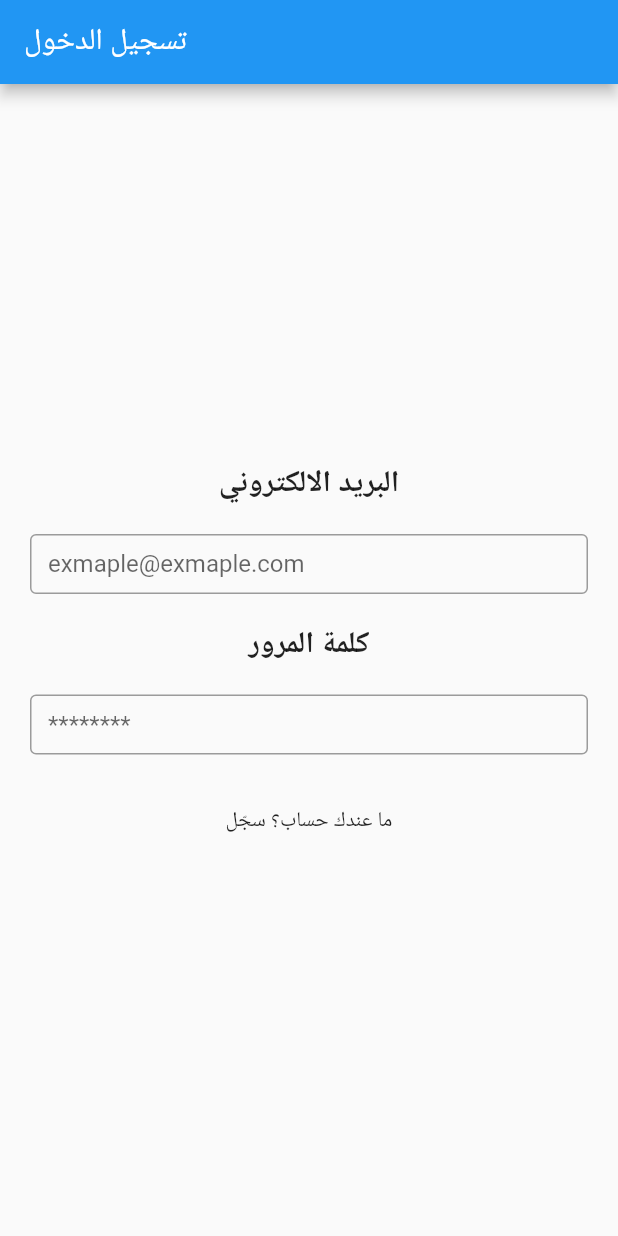
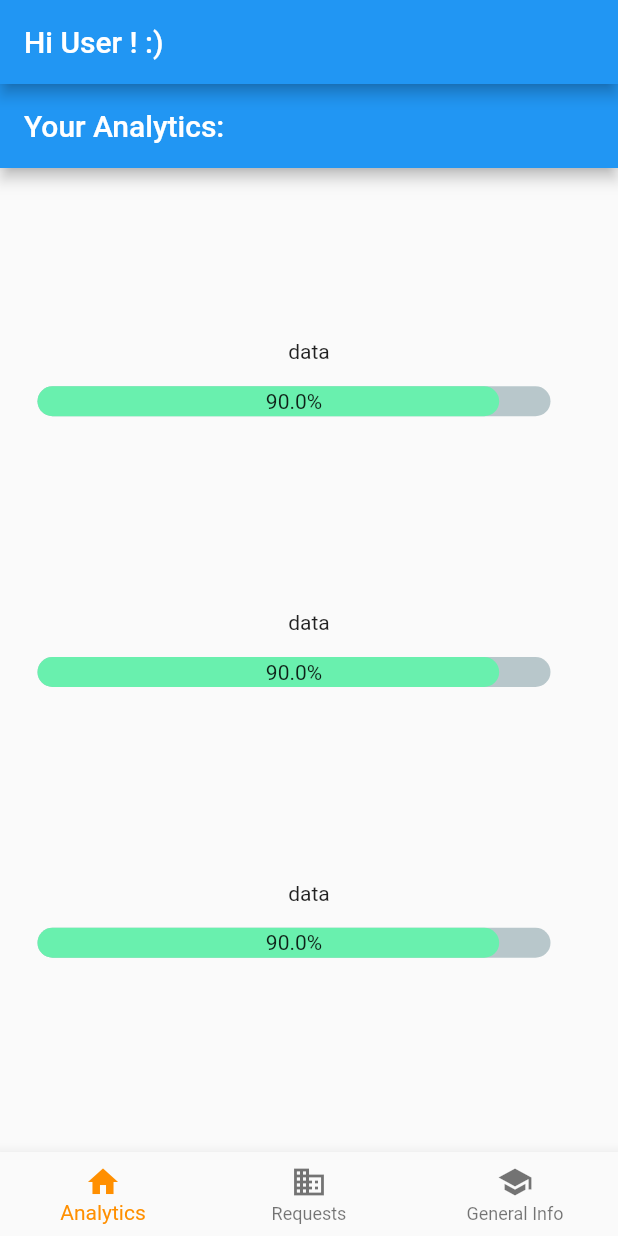
Before and after one commit to nawafalomari/AamenApp, a Flutter app: the screen it shows after launch, on a phone screen of 412 x 824 dp. Run offline on Flutter 3.47's test engine with Material 2 defaults, Android fonts, the phone set to English and light mode, and no system bars; drawn by our look-alikes of percent_indicator; our stand-ins replace cloud_firestore; accounts and stored records are empty.

Commit message:
screens added

```diff
--- a/lib/main.dart
+++ b/lib/main.dart
@@ -1,5 +1,8 @@
 import 'package:aamen/screens/LoginScreen.dart';
 import 'package:flutter/material.dart';
+import 'package:cloud_firestore/cloud_firestore.dart';
+import 'package:aamen/screens/paitentHome.dart';
+FirebaseFirestore firestore = FirebaseFirestore.instance;
 
 void main() {
   runApp(AamenMain());
@@ -11,7 +14,7 @@ class AamenMain extends StatelessWidget {
   @override
   Widget build(BuildContext context) {
     return MaterialApp(
-      home: LoginScreen(),
+      home: paitentHome(),
     );
   }
 }
--- /dev/null
+++ b/lib/screens/analytics.dart
@@ -0,0 +1,79 @@
+import 'package:percent_indicator/percent_indicator.dart';
+import 'package:flutter/material.dart';
+
+class analytics extends StatefulWidget {
+  const analytics({Key? key}) : super(key: key);
+
+  @override
+  _analyticsState createState() => _analyticsState();
+}
+
+class _analyticsState extends State<analytics> {
+  @override
+  @override
+  Widget build(BuildContext context) {
+    return Scaffold(
+      appBar: new AppBar(
+        title: new Text("Your Analytics: "),
+      ),
+      body: Center(
+          child: Column(
+              // main col
+              mainAxisAlignment: MainAxisAlignment.spaceEvenly,
+              children: <Widget>[
+            //children of main col
+            Container(
+                child: Column(children: [
+              Text("data"),
+              Padding(
+                padding: EdgeInsets.all(15.0),
+                child: new LinearPercentIndicator(
+                  width: MediaQuery.of(context).size.width - 50,
+                  animation: true,
+                  lineHeight: 20.0,
+                  animationDuration: 2000,
+                  percent: 0.9,
+                  center: Text("90.0%"),
+                  linearStrokeCap: LinearStrokeCap.roundAll,
+                  progressColor: Colors.greenAccent,
+                ),
+              )
+            ])),
+            Container(
+                child: Column(children: [
+              Text("data"),
+              Padding(
+                padding: EdgeInsets.all(15.0),
+                child: new LinearPercentIndicator(
+                  width: MediaQuery.of(context).size.width - 50,
+                  animation: true,
+                  lineHeight: 20.0,
+                  animationDuration: 2000,
+                  percent: 0.9,
+                  center: Text("90.0%"),
+                  linearStrokeCap: LinearStrokeCap.roundAll,
+                  progressColor: Colors.greenAccent,
+                ),
+              )
+            ])),
+            Container(
+                child: Column(children: [
+              Text("data"),
+              Padding(
+                padding: EdgeInsets.all(15.0),
+                child: new LinearPercentIndicator(
+                  width: MediaQuery.of(context).size.width - 50,
+                  animation: true,
+                  lineHeight: 20.0,
+                  animationDuration: 2000,
+                  percent: 0.9,
+                  center: Text("90.0%"),
+                  linearStrokeCap: LinearStrokeCap.roundAll,
+                  progressColor: Colors.greenAccent,
+                ),
+              )
+            ])),
+          ])),
+    );
+  }
+}
--- /dev/null
+++ b/lib/screens/paitentHome.dart
@@ -0,0 +1,86 @@
+/// Flutter code sample for BottomNavigationBar
+
+// This example shows a [BottomNavigationBar] as it is used within a [Scaffold]
+// widget. The [BottomNavigationBar] has three [BottomNavigationBarItem]
+// widgets, which means it defaults to [BottomNavigationBarType.fixed], and
+// the [currentIndex] is set to index 0. The selected item is
+// amber. The `_onItemTapped` function changes the selected item's index
+// and displays a corresponding message in the center of the [Scaffold].
+
+import 'package:aamen/screens/generalInfo.dart';
+import 'package:aamen/screens/requests.dart';
+import 'package:flutter/material.dart';
+import 'package:aamen/screens/analytics.dart';
+
+void main() => runApp(const paitentHome());
+
+/// This is the main application widget.
+class paitentHome extends StatelessWidget {
+  const paitentHome({Key? key}) : super(key: key);
+
+  static const String _title = 'Flutter Code Sample';
+
+  @override
+  Widget build(BuildContext context) {
+    return const MaterialApp(
+      title: _title,
+      home: MyStatefulWidget(),
+    );
+  }
+}
+
+/// This is the stateful widget that the main application instantiates.
+class MyStatefulWidget extends StatefulWidget {
+  const MyStatefulWidget({Key? key}) : super(key: key);
+
+  @override
+  State<MyStatefulWidget> createState() => _MyStatefulWidgetState();
+}
+
+/// This is the private State class that goes with MyStatefulWidget.
+class _MyStatefulWidgetState extends State<MyStatefulWidget> {
+  int _selectedIndex = 0;
+  static const TextStyle optionStyle =
+      TextStyle(fontSize: 30, fontWeight: FontWeight.bold);
+  static const List<Widget> _widgetOptions = <Widget>[
+    analytics(),requests(),
+
+  ];
+
+  void _onItemTapped(int index) {
+    setState(() {
+      _selectedIndex = index;
+    });
+  }
+
+  @override
+  Widget build(BuildContext context) {
+    return Scaffold(
+      appBar: AppBar(
+        title: const Text('Hi User ! :) '),
+      ),
+      body: Center(
+        child: _widgetOptions.elementAt(_selectedIndex),
+      ),
+      bottomNavigationBar: BottomNavigationBar(
+        items: const <BottomNavigationBarItem>[
+          BottomNavigationBarItem(
+            icon: Icon(Icons.home),
+            label: 'Analytics',
+          ),
+          BottomNavigationBarItem(
+            icon: Icon(Icons.business),
+            label: 'Requests',
+          ),
+          BottomNavigationBarItem(
+            icon: Icon(Icons.school),
+            label: 'General Info',
+          ),
+        ],
+        currentIndex: _selectedIndex,
+        selectedItemColor: Colors.amber[800],
+        onTap: _onItemTapped,
+      ),
+    );
+  }
+}
--- a/pubspec.yaml
+++ b/pubspec.yaml
@@ -32,6 +32,7 @@ dependencies:
   firebase_core: ^1.10.0
   firebase_auth: ^3.2.0
   cloud_firestore: ^3.1.0
+  percent_indicator: ^3.4.0
 
 
 
```
Also changed, not shown: lib/screens/LoginScreen.dart (+7 -0 lines), lib/screens/generalInfo.dart (added, +137 -0 lines), lib/screens/requests.dart (added, +89 -0 lines), lib/screens/widgets/card.dart (added, +48 -0 lines), pubspec.lock, 1 other file.
